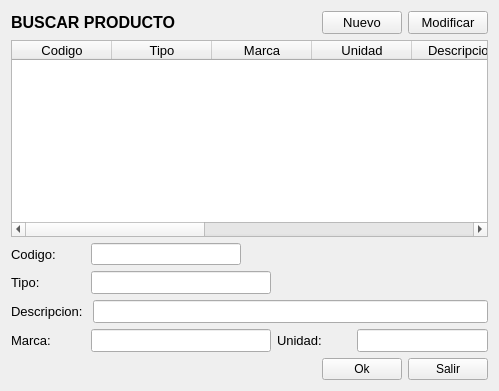
This is Producto/productobuscar.ui in radtek/manager as Qt 5 draws it before an edit. The edited form follows.
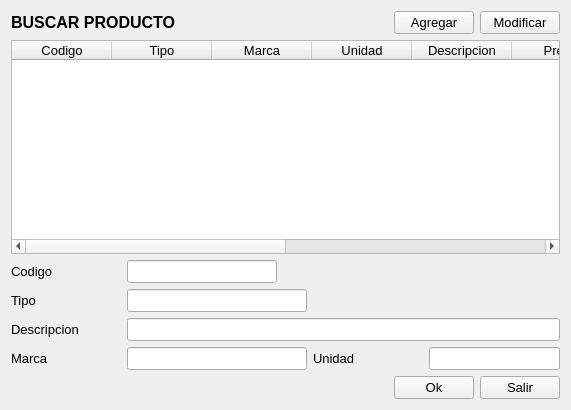
This is the edited form. Icons and pictures are not drawn.

Patch:
```diff
--- a/Producto/productobuscar.ui
+++ b/Producto/productobuscar.ui
@@ -6,8 +6,8 @@
    <rect>
     <x>0</x>
     <y>0</y>
-    <width>499</width>
-    <height>391</height>
+    <width>571</width>
+    <height>410</height>
    </rect>
   </property>
   <property name="windowTitle">
@@ -51,7 +51,17 @@
         </font>
        </property>
        <property name="text">
-        <string>Nuevo</string>
+        <string>Agregar</string>
+       </property>
+       <property name="icon">
+        <iconset resource="../ManagerSystem/iconos.qrc">
+         <normaloff>:/new/Iconos/agregar_32.png</normaloff>:/new/Iconos/agregar_32.png</iconset>
+       </property>
+       <property name="iconSize">
+        <size>
+         <width>32</width>
+         <height>32</height>
+        </size>
        </property>
       </widget>
      </item>
@@ -65,6 +75,16 @@
        <property name="text">
         <string>Modificar</string>
        </property>
+       <property name="icon">
+        <iconset resource="../ManagerSystem/iconos.qrc">
+         <normaloff>:/new/Iconos/modificar_32.png</normaloff>:/new/Iconos/modificar_32.png</iconset>
+       </property>
+       <property name="iconSize">
+        <size>
+         <width>32</width>
+         <height>32</height>
+        </size>
+       </property>
       </widget>
      </item>
     </layout>
@@ -134,17 +154,23 @@
       <widget class="QLabel" name="label_codigo">
        <property name="minimumSize">
         <size>
-         <width>74</width>
+         <width>110</width>
          <height>0</height>
         </size>
        </property>
+       <property name="maximumSize">
+        <size>
+         <width>110</width>
+         <height>16777215</height>
+        </size>
+       </property>
        <property name="font">
         <font>
          <pointsize>10</pointsize>
         </font>
        </property>
        <property name="text">
-        <string>Codigo:</string>
+        <string>Codigo</string>
        </property>
       </widget>
      </item>
@@ -156,6 +182,11 @@
          <height>16777215</height>
         </size>
        </property>
+       <property name="font">
+        <font>
+         <pointsize>10</pointsize>
+        </font>
+       </property>
       </widget>
      </item>
      <item>
@@ -179,13 +210,13 @@
       <widget class="QLabel" name="label_tipo">
        <property name="minimumSize">
         <size>
-         <width>74</width>
+         <width>110</width>
          <height>0</height>
         </size>
        </property>
        <property name="maximumSize">
         <size>
-         <width>74</width>
+         <width>110</width>
          <height>16777215</height>
         </size>
        </property>
@@ -195,7 +226,7 @@
         </font>
        </property>
        <property name="text">
-        <string>Tipo: </string>
+        <string>Tipo</string>
        </property>
       </widget>
      </item>
@@ -241,17 +272,23 @@
       <widget class="QLabel" name="label_descripcion">
        <property name="minimumSize">
         <size>
-         <width>74</width>
+         <width>110</width>
          <height>0</height>
         </size>
        </property>
+       <property name="maximumSize">
+        <size>
+         <width>110</width>
+         <height>16777215</height>
+        </size>
+       </property>
        <property name="font">
         <font>
          <pointsize>10</pointsize>
         </font>
        </property>
        <property name="text">
-        <string>Descripcion: </string>
+        <string>Descripcion</string>
        </property>
       </widget>
      </item>
@@ -284,17 +321,23 @@
       <widget class="QLabel" name="label_marca">
        <property name="minimumSize">
         <size>
-         <width>74</width>
+         <width>110</width>
          <height>0</height>
         </size>
        </property>
+       <property name="maximumSize">
+        <size>
+         <width>110</width>
+         <height>16777215</height>
+        </size>
+       </property>
        <property name="font">
         <font>
          <pointsize>10</pointsize>
         </font>
        </property>
        <property name="text">
-        <string>Marca: </string>
+        <string>Marca</string>
        </property>
       </widget>
      </item>
@@ -317,17 +360,23 @@
       <widget class="QLabel" name="label_unidad">
        <property name="minimumSize">
         <size>
-         <width>74</width>
+         <width>110</width>
          <height>0</height>
         </size>
        </property>
+       <property name="maximumSize">
+        <size>
+         <width>110</width>
+         <height>16777215</height>
+        </size>
+       </property>
        <property name="font">
         <font>
          <pointsize>10</pointsize>
         </font>
        </property>
        <property name="text">
-        <string>Unidad: </string>
+        <string>Unidad</string>
        </property>
       </widget>
      </item>
@@ -359,6 +408,11 @@
      </item>
      <item>
       <widget class="QPushButton" name="pushButton_ok">
+       <property name="font">
+        <font>
+         <pointsize>10</pointsize>
+        </font>
+       </property>
        <property name="text">
         <string>Ok</string>
        </property>
@@ -366,6 +420,11 @@
      </item>
      <item>
       <widget class="QPushButton" name="pushButton_salir">
+       <property name="font">
+        <font>
+         <pointsize>10</pointsize>
+        </font>
+       </property>
        <property name="text">
         <string>Salir</string>
        </property>
```
Left out of the diff: 4 changed lines with no effect on the pictures.
